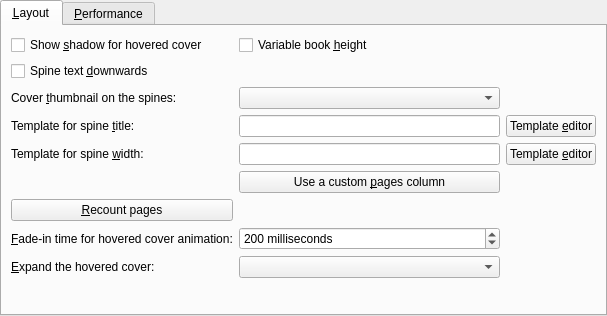
Old version of the form src/calibre/gui2/preferences/look_feel_tabs/bookshelf_view.ui in the repository kovidgoyal/calibre.
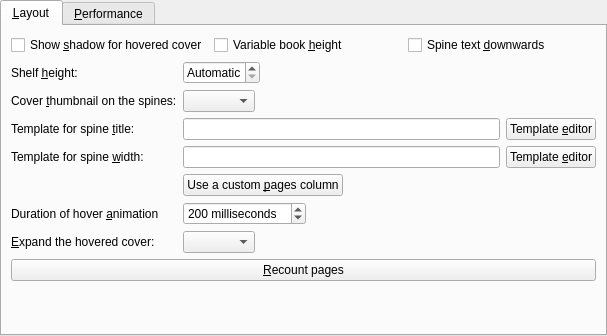
New version of the form. Custom widgets are drawn as their Qt base class.

Commit message:
Bookshelf: Make height configurable
The default is 1/3rd of screen height.

What changed in the file:
```diff
--- a/src/calibre/gui2/preferences/look_feel_tabs/bookshelf_view.ui
+++ b/src/calibre/gui2/preferences/look_feel_tabs/bookshelf_view.ui
@@ -7,7 +7,7 @@
     <x>0</x>
     <y>0</y>
     <width>607</width>
-    <height>316</height>
+    <height>336</height>
    </rect>
   </property>
   <property name="currentIndex">
@@ -17,8 +17,125 @@
    <attribute name="title">
     <string>&amp;Layout</string>
    </attribute>
-   <layout class="QGridLayout" name="bookshelf_grid">
-    <item row="21" column="1">
+   <layout class="QFormLayout" name="formLayout_2">
+    <property name="fieldGrowthPolicy">
+     <enum>QFormLayout::ExpandingFieldsGrow</enum>
+    </property>
+    <item row="0" column="0" colspan="2">
+     <layout class="QHBoxLayout" name="horizontalLayout">
+      <item>
+       <widget class="QCheckBox" name="opt_bookshelf_shadow">
+        <property name="text">
+         <string>Show &amp;shadow for hovered cover</string>
+        </property>
+       </widget>
+      </item>
+      <item>
+       <widget class="QCheckBox" name="opt_bookshelf_variable_height">
+        <property name="text">
+         <string>Variable book &amp;height</string>
+        </property>
+       </widget>
+      </item>
+      <item>
+       <widget class="QCheckBox" name="opt_bookshelf_up_to_down">
+        <property name="toolTip">
+         <string>Control whether the text shown on book spines goes upwards or downwards</string>
+        </property>
+        <property name="text">
+         <string>Spine text &amp;downwards</string>
+        </property>
+       </widget>
+      </item>
+     </layout>
+    </item>
+    <item row="2" column="0">
+     <widget class="QLabel" name="label_bookshelf_thumbnail">
+      <property name="text">
+       <string>Cover &amp;thumbnail on the spines:</string>
+      </property>
+      <property name="buddy">
+       <cstring>opt_bookshelf_thumbnail</cstring>
+      </property>
+     </widget>
+    </item>
+    <item row="2" column="1">
+     <widget class="QComboBox" name="opt_bookshelf_thumbnail"/>
+    </item>
+    <item row="3" column="0">
+     <widget class="QLabel" name="label_title">
+      <property name="text">
+       <string>Template for spine &amp;title:</string>
+      </property>
+      <property name="buddy">
+       <cstring>opt_bookshelf_title_template</cstring>
+      </property>
+     </widget>
+    </item>
+    <item row="3" column="1">
+     <layout class="QHBoxLayout" name="horizontalLayout_2">
+      <item>
+       <widget class="QLineEdit" name="opt_bookshelf_title_template">
+        <property name="toolTip">
+         <string>&lt;p&gt;The template used to generate the text on the spine. This template uses the same syntax as save templates. Defaults to just the book title. Note that this setting is per-library, which means that you have to set it again for every different calibre library you use.&lt;/p&gt;</string>
+        </property>
+       </widget>
+      </item>
+      <item>
+       <widget class="QPushButton" name="template_title_button">
+        <property name="text">
+         <string>Template &amp;editor</string>
+        </property>
+       </widget>
+      </item>
+     </layout>
+    </item>
+    <item row="4" column="0">
+     <widget class="QLabel" name="label_pages">
+      <property name="text">
+       <string>Template for spine &amp;width:</string>
+      </property>
+      <property name="buddy">
+       <cstring>opt_bookshelf_spine_size_template</cstring>
+      </property>
+     </widget>
+    </item>
+    <item row="4" column="1">
+     <layout class="QHBoxLayout" name="horizontalLayout_3">
+      <item>
+       <widget class="QLineEdit" name="opt_bookshelf_spine_size_template">
+        <property name="toolTip">
+         <string/>
+        </property>
+       </widget>
+      </item>
+      <item>
+       <widget class="QPushButton" name="template_pages_button">
+        <property name="text">
+         <string>Template &amp;editor</string>
+        </property>
+       </widget>
+      </item>
+     </layout>
+    </item>
+    <item row="5" column="1">
+     <widget class="QPushButton" name="use_pages_button">
+      <property name="text">
+       <string>Use a custom &amp;pages column</string>
+      </property>
+     </widget>
+    </item>
+    <item row="6" column="0">
+     <widget class="QLabel" name="label_fade_time">
+      <property name="text">
+       <string>Duration of hover &amp;animation</string>
+      </property>
+      <property name="buddy">
+       <cstring>opt_bookshelf_fade_time</cstring>
+      </property>
+     </widget>
+    </item>
+    <item row="6" column="1">
      <widget class="QSpinBox" name="opt_bookshelf_fade_time">
       <property name="specialValueText">
        <string>Disable</string>
@@ -37,75 +154,24 @@
       </property>
      </widget>
     </item>
-    <item row="11" column="2">
-     <widget class="QPushButton" name="template_title_button">
+    <item row="7" column="0">
+     <widget class="QLabel" name="label_hover_interact">
       <property name="text">
-       <string>Template &amp;editor</string>
-      </property>
-     </widget>
-    </item>
-    <item row="13" column="1">
-     <widget class="QPushButton" name="use_pages_button">
-      <property name="text">
-       <string>Use a custom &amp;pages column</string>
-      </property>
-     </widget>
-    </item>
-    <item row="10" column="0">
-     <widget class="QLabel" name="label_bookshelf_thumbnail">
-      <property name="text">
-       <string>Cover &amp;thumbnail on the spines:</string>
+       <string>&amp;Expand the hovered cover:</string>
       </property>
       <property name="buddy">
        <cstring>opt_bookshelf_thumbnail</cstring>
       </property>
      </widget>
     </item>
-    <item row="10" column="1">
-     <widget class="QComboBox" name="opt_bookshelf_thumbnail"/>
-    </item>
-    <item row="0" column="1">
-     <widget class="QCheckBox" name="opt_bookshelf_variable_height">
-      <property name="text">
-       <string>Variable book &amp;height</string>
-      </property>
-     </widget>
-    </item>
-    <item row="0" column="0">
-     <widget class="QCheckBox" name="opt_bookshelf_shadow">
-      <property name="text">
-       <string>Show &amp;shadow for hovered cover</string>
-      </property>
-     </widget>
-    </item>
-    <item row="1" column="0">
-     <widget class="QCheckBox" name="opt_bookshelf_up_to_down">
-      <property name="text">
-       <string>Spine text &amp;downwards</string>
-      </property>
+    <item row="7" column="1">
+     <widget class="QComboBox" name="opt_bookshelf_hover">
       <property name="toolTip">
        <string>Control whether the text shown on book spines goes upwards or downwards</string>
       </property>
      </widget>
     </item>
-    <item row="21" column="0">
-     <widget class="QLabel" name="label_fade_time">
-      <property name="text">
-       <string>&amp;Fade-in time for hovered cover animation:</string>
-      </property>
-      <property name="buddy">
-       <cstring>opt_bookshelf_fade_time</cstring>
-      </property>
-     </widget>
-    </item>
-    <item row="12" column="2">
-     <widget class="QPushButton" name="template_pages_button">
-      <property name="text">
-       <string>Template &amp;editor</string>
-      </property>
-     </widget>
-    </item>
-    <item row="29" column="0">
+    <item row="9" column="0">
      <spacer name="vertical_spacer_1">
       <property name="orientation">
        <enum>Qt::Vertical</enum>
@@ -118,41 +184,7 @@
       </property>
      </spacer>
     </item>
-    <item row="11" column="1">
-     <widget class="QLineEdit" name="opt_bookshelf_title_template">
-      <property name="toolTip">
-       <string>&lt;p&gt;The template used to generate the text on the spine. This template uses the same syntax as save templates. Defaults to just the book title. Note that this setting is per-library, which means that you have to set it again for every different calibre library you use.&lt;/p&gt;</string>
-      </property>
-     </widget>
-    </item>
-    <item row="12" column="0">
-     <widget class="QLabel" name="label_pages">
-      <property name="text">
-       <string>Template for spine &amp;width:</string>
-      </property>
-      <property name="buddy">
-       <cstring>opt_bookshelf_spine_size_template</cstring>
-      </property>
-     </widget>
-    </item>
-    <item row="12" column="1">
-     <widget class="QLineEdit" name="opt_bookshelf_spine_size_template">
-      <property name="toolTip">
-       <string/>
-      </property>
-     </widget>
-    </item>
-    <item row="11" column="0">
-     <widget class="QLabel" name="label_title">
-      <property name="text">
-       <string>Template for spine &amp;title:</string>
-      </property>
-      <property name="buddy">
-       <cstring>opt_bookshelf_title_template</cstring>
-      </property>
-     </widget>
-    </item>
-    <item row="20" column="0">
+    <item row="8" column="0" colspan="2">
      <widget class="QPushButton" name="recount_button">
       <property name="toolTip">
        <string>Have calibre re-count the pages in all books in the current library.</string>
@@ -162,20 +194,32 @@
       </property>
      </widget>
     </item>
-    <item row="22" column="0">
-     <widget class="QLabel" name="label_hover_interact">
+    <item row="1" column="0">
+     <widget class="QLabel" name="label">
       <property name="text">
-       <string>&amp;Expand the hovered cover:</string>
+       <string>Shelf &amp;height:</string>
       </property>
       <property name="buddy">
        <cstring>opt_bookshelf_hover</cstring>
       </property>
      </widget>
     </item>
-    <item row="22" column="1">
-     <widget class="QComboBox" name="opt_bookshelf_hover">
+    <item row="1" column="1">
+     <widget class="QSpinBox" name="opt_bookshelf_height">
       <property name="toolTip">
-       <string>Control what happens when the mouse hovers over the spine of a book.</string>
+       <string>Control the height of the book shelves, in pixels. The default is to choose a height automatically based on the size of the screen. Note that if you change the height, the cover thumbnail cache will need to be re-populated so scrolling might be a little slow to start with.</string>
+      </property>
+      <property name="specialValueText">
+       <string>Automatic</string>
+      </property>
+      <property name="suffix">
+       <string> px</string>
+      </property>
+      <property name="minimum">
+       <number>119</number>
+      </property>
+      <property name="maximum">
+       <number>1200</number>
       </property>
      </widget>
     </item>
```
Left out of the diff: 6 changed lines with no effect on the pictures. The commit also changes 3 other files.
